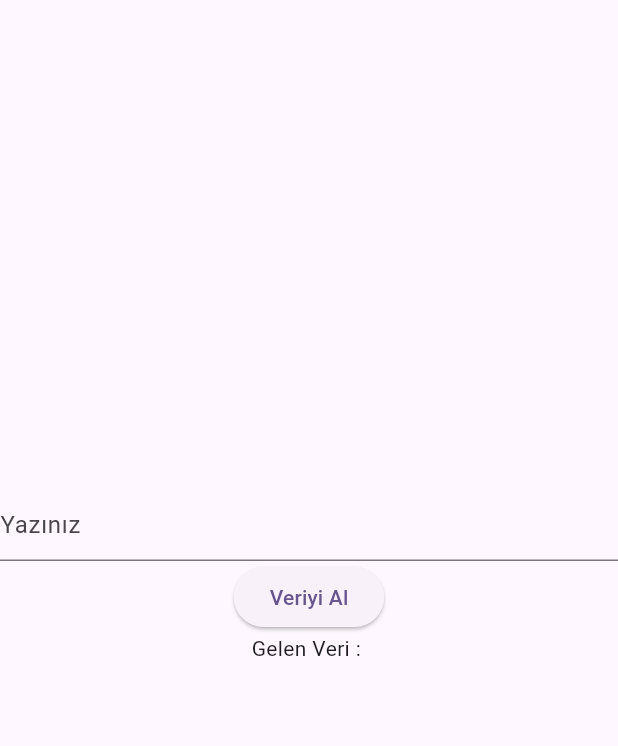
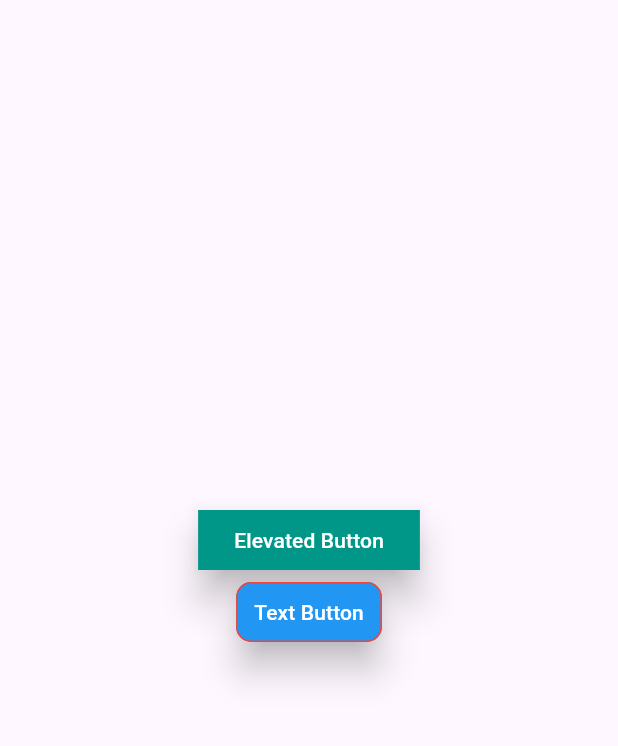
Before and after one commit to SERENGOKYILDIZ/FLUTTER_ANDROID_WIDGETS, a Flutter app: the screen it shows after launch, on a phone screen of 412 x 824 dp, the part 84-830 px from its top. Run offline on Flutter 3.47's test engine with Material 3 defaults, Android fonts, the phone set to English and light mode, and no system bars.

Commit message:
Learned using ElevatedButton and TextButton

```diff
--- a/lib/main.dart
+++ b/lib/main.dart
@@ -28,10 +28,6 @@
 }
 
 class _MyHomePageState extends State<MyHomePage> {
-
-  var tfController = TextEditingController();
-  String alinanVeri = "";
-
   @override
   Widget build(BuildContext context) {
     return Scaffold(
@@ -43,21 +39,39 @@
         child: Column(
           mainAxisAlignment: MainAxisAlignment.center,
           children: <Widget>[
-            TextField(
-              controller: tfController,
-              decoration: InputDecoration(
-                hintText: "Yazınız",
-              ),
-            ),
             ElevatedButton(
                 onPressed: (){
-                  setState(() {
-                    alinanVeri = tfController.text; /// Kontrolciden veriyi alıp günceller.
-                  });
+                  print("Elevated Button'a tiklandi!");
                 },
-                child: Text("Veriyi Al")
+                child: Text("Elevated Button"),
+                style: ElevatedButton.styleFrom(
+                  backgroundColor: Colors.teal,
+                  foregroundColor: Colors.white,
+                  shadowColor: Colors.black, /// Gölge rengini belirler
+                  elevation: 10, /// Gölgenin büyüklüğünü belirler
+                  /// V /// Çap verme işi ama ben sıfır yaptm dikdörtgen oldu
+                  shape: RoundedRectangleBorder(
+                    borderRadius: BorderRadius.zero
+                  ),
+                ),
             ),
-            Text("Gelen Veri : ${alinanVeri}"),
+            TextButton(
+                onPressed: (){
+                  print("Text Button'a tiklandi!");
+                },
+                child: Text("Text Button"),
+                style: TextButton.styleFrom(
+                    backgroundColor: Colors.blue,
+                    foregroundColor: Colors.white,
+                    shadowColor: Colors.black,
+                    elevation: 10,
+                  /// V /// Çap verme işi daha az verdim iyi oldu.
+                    shape: RoundedRectangleBorder(
+                        borderRadius: BorderRadius.all(Radius.circular(10)),
+                        side: BorderSide(color: Colors.red)
+                    ),
+                ),
+            ),
           ],
         ),
       ),
```
